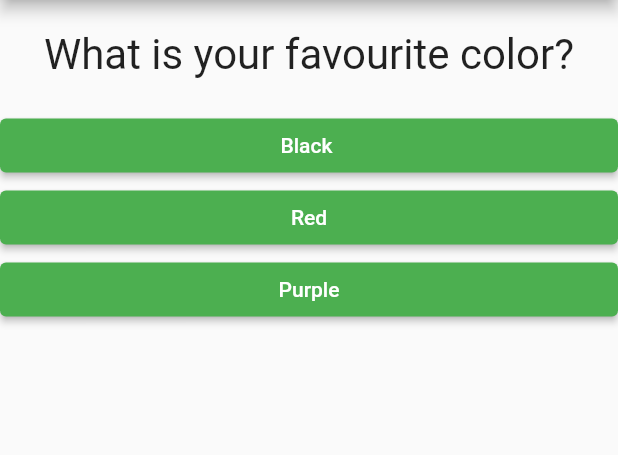
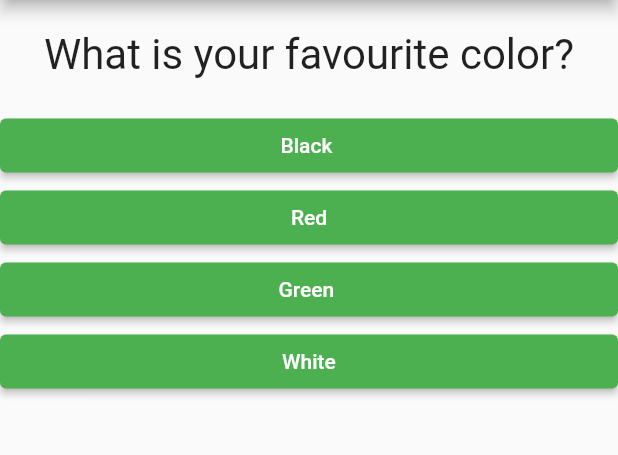
Before and after one commit to Asif-28/Fluttter, a Flutter app: the screen it shows after launch, on a phone screen of 412 x 824 dp, the part 84-539 px from its top. Run offline on Flutter 3.47's test engine with Material 2 defaults, Android fonts, the phone set to English and light mode, and no system bars.

Commit message:
made the ui

```diff
--- a/lib/main.dart
+++ b/lib/main.dart
@@ -22,30 +22,35 @@ class _MyAppState extends State<MyApp> {
     {
       'questionText': 'What is your favourite color?',
       'answers': [
-        'Black ',
-        'Red',
-        'Purple',
+        {'text': 'Black ', 'score': '10'},
+        {'text': 'Red', 'score': '6'},
+        {'text': 'Green ', 'score': '3'},
+        {'text': 'White', 'score': '1'},
       ]
     },
     {
       'questionText': 'What is your favourite animal?',
       'answers': [
-        'Dog',
-        'Cat ',
-        'Cockroach',
+        {'text': 'Dog ', 'score': '10'},
+        {'text': 'Cat', 'score': '6'},
+        {'text': 'Cockroach ', 'score': '3'},
+        {'text': 'Boyfriend', 'score': '1'},
       ]
     },
     {
       'questionText': 'Who is your favourite TMKOC character ',
       'answers': [
-        'Jethalal',
-        'bOObita ji ',
-        'Anjali Bhabhi ',
+        {'text': 'Madavi aunty', 'score': '7'},
+        {'text': 'Raushan Bhabhi', 'score': '6'},
+        {'text': 'bOObita ji ', 'score': '3'},
+        {'text': 'Anjali Bhabhi', 'score': '1'},
       ]
     }
   ];
   var _questionIndex = 0;
+  var _totalScore = 0;
   void _answerQuestion() {
+    // _totalScore += score;
     setState(() {
       _questionIndex = _questionIndex + 1;
     });
--- a/lib/quiz.dart
+++ b/lib/quiz.dart
@@ -19,8 +19,9 @@ class Quiz extends StatelessWidget {
         Question(
           questions[questionIndex]['questionText'] as String,
         ),
-        ...(questions[questionIndex]['answers'] as List<String>).map((answer) {
-          return Answer(answerQuestion, answer);
+        ...(questions[questionIndex]['answers'] as List<Map<String, Object>>)
+            .map((answer) {
+          return Answer(() => answerQuestion(), answer['text'] as String);
         }).toList()
       ],
     );
```
